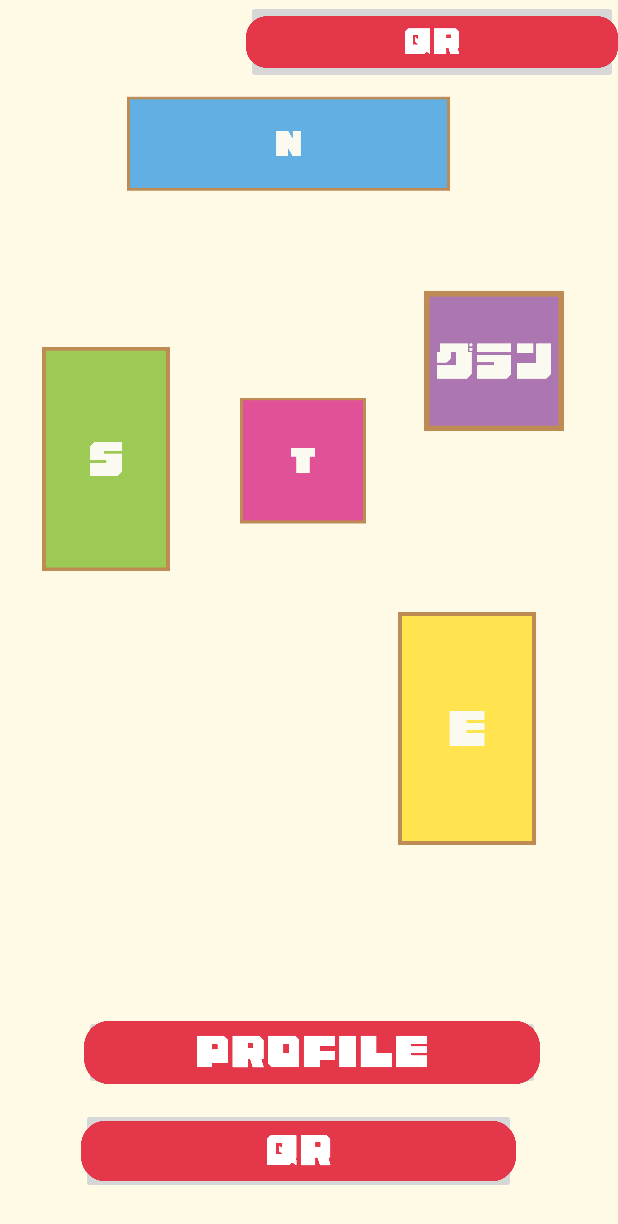
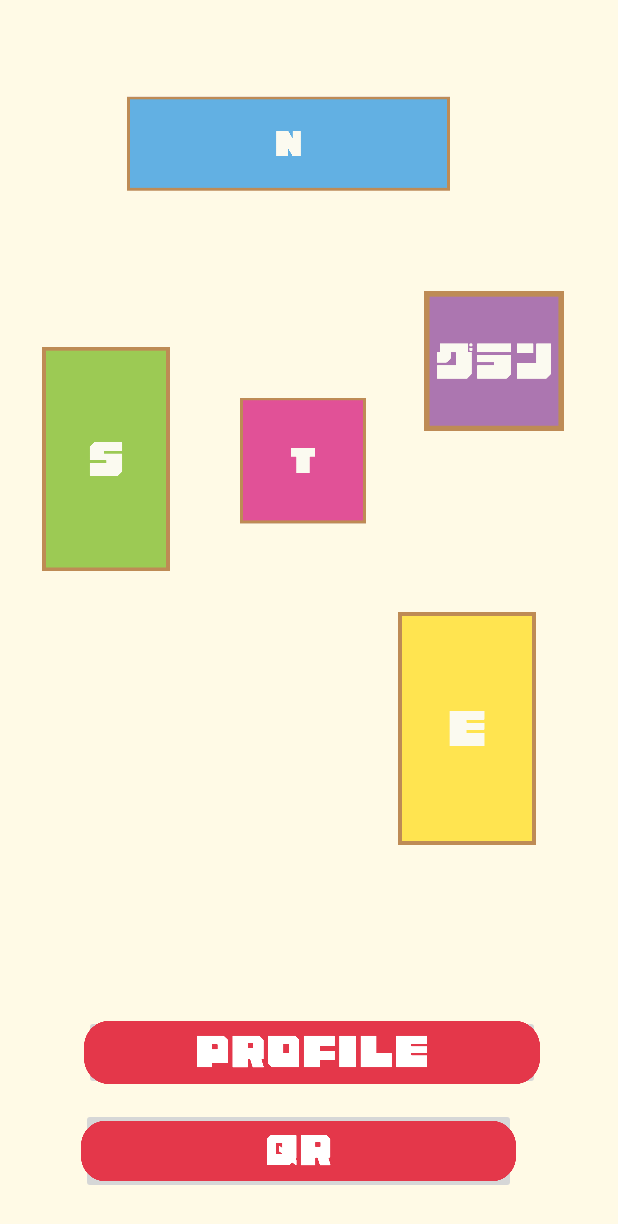
Before and after one commit to takumi284/Huck-U, an Android app: the layout activity_map2l.xml on its own in the app's theme, with its tools: preview values and no code run, on a phone screen of 412 x 824 dp. Shown: the top 1224 px of the screen. Run offline under Robolectric (Android 15) with nearby library versions, the phone set to English and light mode, and no system bars.

Commit message:
map・activity_iconの作成

```diff
--- a/app/src/main/res/layout/activity_map2l.xml
+++ b/app/src/main/res/layout/activity_map2l.xml
@@ -4,36 +4,11 @@
     xmlns:tools="http://schemas.android.com/tools"
     android:layout_width="match_parent"
     android:background="@color/backgroundColor"
-    android:layout_height="match_parent">
+    android:layout_height="match_parent"
+    tools:context=".activity_map2l">
 
     <ImageButton
-        android:id="@+id/imageButton20"
-        android:layout_width="304dp"
-        android:layout_height="50dp"
-        android:layout_marginEnd="52dp"
-        android:layout_marginBottom="12dp"
-        android:contentDescription="このボタンはプロフィールへの遷移ボタンです"
-        android:padding="0dp"
-        android:scaleType="fitCenter"
-        app:layout_constraintBottom_toTopOf="@+id/imageButton19"
-        app:layout_constraintEnd_toEndOf="parent"
-        app:srcCompat="@drawable/map_profilebutton" />
-
-    <ImageButton
-        android:id="@+id/imageButton19"
-        android:layout_width="290dp"
-        android:layout_height="57dp"
-        android:layout_marginEnd="68dp"
-        android:layout_marginBottom="28dp"
-        android:contentDescription="このボタンはqrへの遷移ボタンです"
-        android:padding="0dp"
-        android:scaleType="fitCenter"
-        app:layout_constraintBottom_toBottomOf="parent"
-        app:layout_constraintEnd_toEndOf="parent"
-        app:srcCompat="@drawable/map_qrbutton" />
-
-    <ImageButton
-        android:id="@+id/imageButton17"
+        android:id="@+id/imageButtonE3"
         android:layout_width="97dp"
         android:layout_height="155dp"
         android:layout_marginTop="408dp"
@@ -46,7 +21,7 @@
         app:srcCompat="@drawable/map_e" />
 
     <ImageButton
-        android:id="@+id/imageButton16"
+        android:id="@+id/imageButtonG3"
         android:layout_width="93dp"
         android:layout_height="105dp"
         android:layout_marginTop="188dp"
@@ -59,7 +34,7 @@
         app:srcCompat="@drawable/map_g" />
 
     <ImageButton
-        android:id="@+id/imageButton15"
+        android:id="@+id/imageButtonT3"
         android:layout_width="84dp"
         android:layout_height="94dp"
         android:layout_marginTop="260dp"
@@ -72,7 +47,20 @@
         app:srcCompat="@drawable/map_t" />
 
     <ImageButton
-        android:id="@+id/imageButton14"
+        android:id="@+id/imageButtonS3"
+        android:layout_width="85dp"
+        android:layout_height="156dp"
+        android:layout_marginStart="28dp"
+        android:layout_marginTop="228dp"
+        android:contentDescription="このボタンはs棟のボタンです"
+        android:padding="0dp"
+        android:scaleType="fitCenter"
+        app:layout_constraintStart_toStartOf="parent"
+        app:layout_constraintTop_toTopOf="parent"
+        app:srcCompat="@drawable/map_s" />
+
+    <ImageButton
+        android:id="@+id/imageButtonN3"
         android:layout_width="215dp"
         android:layout_height="63dp"
         android:layout_marginTop="64dp"
@@ -85,27 +73,28 @@
         app:srcCompat="@drawable/map_n" />
 
     <ImageButton
-        android:id="@+id/imageButton13"
-        android:layout_width="85dp"
-        android:layout_height="156dp"
-        android:layout_marginStart="28dp"
-        android:layout_marginTop="228dp"
-        android:contentDescription="このボタンはs棟のボタンです"
+        android:id="@+id/imageButtonP3"
+        android:layout_width="304dp"
+        android:layout_height="50dp"
+        android:layout_marginEnd="52dp"
+        android:layout_marginBottom="12dp"
+        android:contentDescription="このボタンはプロフィールへの遷移ボタンです"
         android:padding="0dp"
         android:scaleType="fitCenter"
-        app:layout_constraintStart_toStartOf="parent"
-        app:layout_constraintTop_toTopOf="parent"
-        app:srcCompat="@drawable/map_s" />
+        app:layout_constraintBottom_toTopOf="@+id/imageButtonQR3"
+        app:layout_constraintEnd_toEndOf="parent"
+        app:srcCompat="@drawable/map_profilebutton" />
 
     <ImageButton
-        android:id="@+id/imageButton21"
-        android:layout_width="248dp"
-        android:layout_height="56dp"
-        android:contentDescription="このボタンは段階を切り替えるボタンの仮置きです"
+        android:id="@+id/imageButtonQR3"
+        android:layout_width="290dp"
+        android:layout_height="57dp"
+        android:layout_marginEnd="68dp"
+        android:layout_marginBottom="28dp"
+        android:contentDescription="このボタンはqrへの遷移ボタンです"
         android:padding="0dp"
         android:scaleType="fitCenter"
+        app:layout_constraintBottom_toBottomOf="parent"
         app:layout_constraintEnd_toEndOf="parent"
-        app:layout_constraintTop_toTopOf="parent"
         app:srcCompat="@drawable/map_qrbutton" />
-
 </androidx.constraintlayout.widget.ConstraintLayout>
```
Also changed, not shown: app/src/main/AndroidManifest.xml (+16 -14 lines), app/src/main/java/jp/ac/meijou/android/huck_u/activity_icon2.java (added, +13 -0 lines), app/src/main/java/jp/ac/meijou/android/huck_u/activity_iconE.java (added, +14 -0 lines), app/src/main/java/jp/ac/meijou/android/huck_u/activity_map2l.java (added, +14 -0 lines), app/src/main/java/jp/ac/meijou/android/huck_u/activity_map2r.java (added, +14 -0 lines), app/src/main/res/layout/activity_icon2.xml (added, +22 -0 lines), app/src/main/res/layout/activity_icon_e.xml (added, +21 -0 lines), app/src/main/res/layout/activity_map2r.xml (+27 -38 lines).
